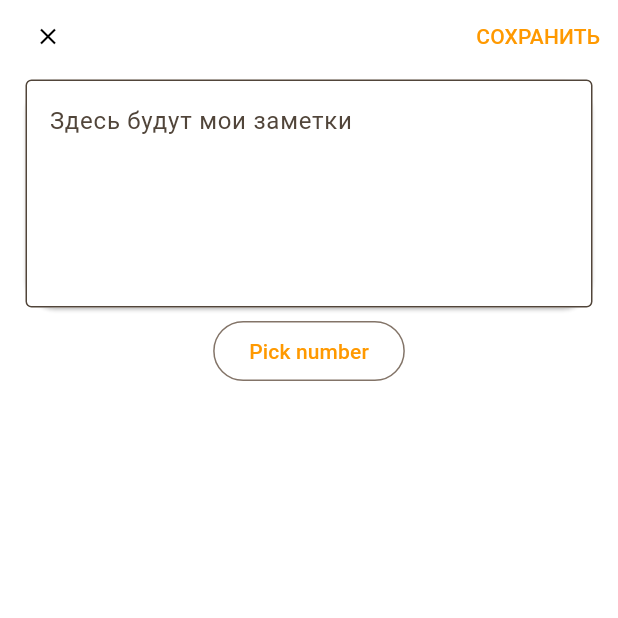
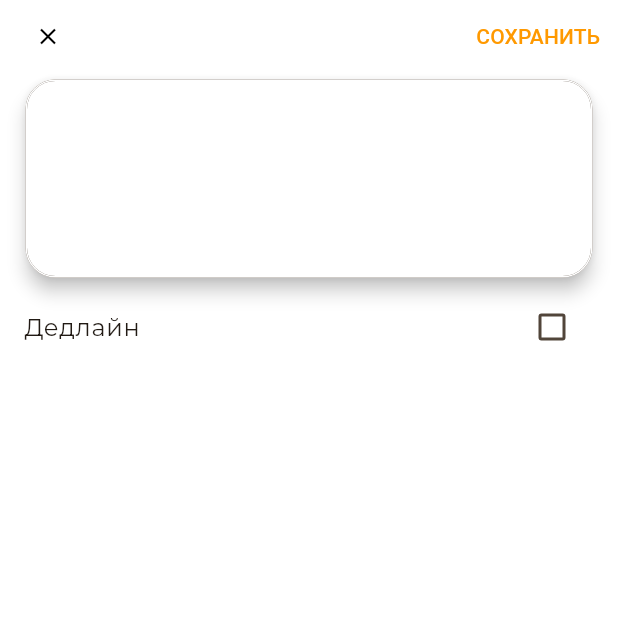
Before and after one commit to DariaGribanova/todo_list, a Flutter app: the screen it shows after launch, after a tap on the "add" icon, on a phone screen of 412 x 824 dp, the top half of it. Run offline on Flutter 3.47's test engine with Material 2 defaults, Android fonts, the phone set to English and light mode, and no system bars; our stand-ins replace google_fonts.

Commit message:
added a lot

```diff
--- a/lib/app.dart
+++ b/lib/app.dart
@@ -22,6 +22,14 @@ class TodoApp extends StatelessWidget {
             height: 32 / 24,
             fontWeight: FontWeight.bold,
           ),
+          bodyLarge: GoogleFonts.montserrat(
+            fontSize: 16,
+            height: 20 / 16,
+          ),
+          bodyMedium: GoogleFonts.montserrat(
+            fontSize: 14,
+            height: 20 / 14,
+          ),
         ),
       ),
       home: const TodoListPage(),
--- a/lib/pages/add_todo.dart
+++ b/lib/pages/add_todo.dart
@@ -21,6 +21,7 @@ class _AddTodo extends State<AddTodo> {
     // Проверяем, есть ли todoModel и его текст
     if (widget.todoModel != null) {
       myController.text = widget.todoModel!.text;
+      dateTime = widget.todoModel!.deadline;
     }
   }
 
@@ -32,7 +33,6 @@ class _AddTodo extends State<AddTodo> {
 
   @override
   Widget build(BuildContext context) {
-
     return Scaffold(
         body: SafeArea(
           child : Column(
@@ -49,11 +49,11 @@ class _AddTodo extends State<AddTodo> {
                     TextButton(
                       onPressed: () {
                         Navigator.pop(context, TodoModel(
-                          text: myController.text,
+                          text: myController.text ?? '',
                           deadline: dateTime,
                         ),);
                       },
-                      child: const Text('СОХРАНИТЬ'),
+                      child: Text('СОХРАНИТЬ'),
                     )
                   ],
                 ),
@@ -68,35 +68,66 @@ class _AddTodo extends State<AddTodo> {
                         20,
                       ),
                     ),
+                    side: BorderSide(
+                      color: Colors.white, // Белый цвет рамки
+                      //width: 1.0,
                     ),
+                  ),
+                  elevation: 5,
                   child: TextField(
-                    decoration: const InputDecoration(
-                      border: OutlineInputBorder(),
+                    decoration: InputDecoration(
+                      border: OutlineInputBorder(
+                        borderRadius: BorderRadius.circular(20), // Закругление полей
+                      ),
                       filled: true,
                       fillColor: Colors.white,
-                      hintText: "Здесь будут мои заметки",
+                      //hintText: "Здесь будут мои заметки",
                     ),
                     maxLines: 5,
                     controller: myController,
 
                   ),
                 ),
-                OutlinedButton(
-                  onPressed: () async {
+                 CheckboxListTile(
+                              controlAffinity: ListTileControlAffinity.trailing,
+                              value: dateTime != null,
+                              onChanged: (value) async {
                                 final res = await showDatePicker(
                                   context: context,
                                   initialDate: DateTime.now(),
                                   firstDate: DateTime.now(),
                                   lastDate: DateTime.now().add(const Duration(days: 10)),
                                 );
-
                                 setState(() {
                                   dateTime = res;
-                      //_number = res?.day ?? 0;
                                 });
                               },
-                  child: const Text('Pick number'),
+                        title: dateTime == null
+                     ? const Text( 'Дедлайн')
+                        : Column(
+                            crossAxisAlignment: CrossAxisAlignment.start,
+                            children: [
+                            const Text( 'Дедлайн'),
+                            Text('${dateTime!.day}.${dateTime!.month}.${dateTime!.year}'),
+          ],
+        )
+
                         ),
+                widget.todoModel != null ?
+                  TextButton(
+                      onPressed: () {
+                        Navigator.pop(context);
+                      },
+                      child: const Row(
+                        children: [
+                          Icon(Icons.delete_outline, color: Colors.red),
+                          Text(' Удалить' , style: TextStyle(
+                            color: Colors.red,
+                          ),),
+                        ],
+                      ))
+                    :
+                    Container(),
               ]
           ),
         )
```
Also changed, not shown: lib/pages/todo_list_page.dart (+67 -14 lines). Lines whose indentation alone changed are shown as unchanged.
